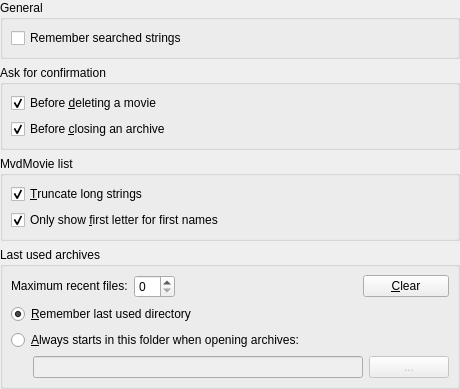
hippydream/movida, file trunk/movida/src/movida/ui/mainsettingspage.ui: the form before one commit.
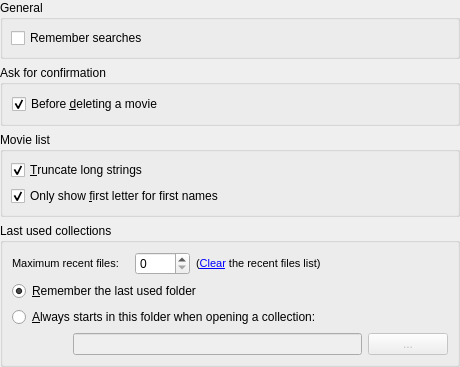
The form after the commit.

What changed in the file:
```diff
--- a/trunk/movida/src/movida/ui/mainsettingspage.ui
+++ b/trunk/movida/src/movida/ui/mainsettingspage.ui
@@ -6,7 +6,7 @@
     <x>0</x>
     <y>0</y>
     <width>460</width>
-    <height>348</height>
+    <height>343</height>
    </rect>
   </property>
   <property name="windowTitle" >
@@ -19,19 +19,6 @@
    <property name="spacing" >
     <number>6</number>
    </property>
-   <item row="4" column="0" >
-    <spacer>
-     <property name="orientation" >
-      <enum>Qt::Vertical</enum>
-     </property>
-     <property name="sizeHint" >
-      <size>
-       <width>442</width>
-       <height>16</height>
-      </size>
-     </property>
-    </spacer>
-   </item>
    <item row="0" column="0" >
     <widget class="QGroupBox" name="mGB_General" >
      <property name="title" >
@@ -47,7 +34,32 @@
       <item row="0" column="0" >
        <widget class="QCheckBox" name="mCB_SearchHistory" >
         <property name="text" >
-         <string>Remember searched strings</string>
+         <string>Remember searches</string>
+        </property>
+       </widget>
+      </item>
+     </layout>
+    </widget>
+   </item>
+   <item row="1" column="0" >
+    <widget class="QGroupBox" name="mGB_Confirm" >
+     <property name="title" >
+      <string>Ask for confirmation</string>
+     </property>
+     <layout class="QGridLayout" >
+      <property name="margin" >
+       <number>9</number>
+      </property>
+      <property name="spacing" >
+       <number>6</number>
+      </property>
+      <item row="0" column="0" >
+       <widget class="QCheckBox" name="mCHB_CDelMovie" >
+        <property name="text" >
+         <string>Before &amp;deleting a movie</string>
+        </property>
+        <property name="checked" >
+         <bool>true</bool>
         </property>
        </widget>
       </item>
@@ -57,7 +69,7 @@
    <item row="2" column="0" >
     <widget class="QGroupBox" name="mGB_MList" >
      <property name="title" >
-      <string>MvdMovie list</string>
+      <string>Movie list</string>
      </property>
      <layout class="QGridLayout" >
       <property name="margin" >
@@ -89,96 +101,91 @@
      </layout>
     </widget>
    </item>
-   <item row="1" column="0" >
-    <widget class="QGroupBox" name="mGB_Confirm" >
-     <property name="title" >
-      <string>Ask for confirmation</string>
-     </property>
-     <layout class="QGridLayout" >
-      <property name="margin" >
-       <number>8</number>
-      </property>
-      <property name="spacing" >
-       <number>6</number>
-      </property>
-      <item row="1" column="0" >
-       <widget class="QCheckBox" name="mCHB_CCloseArchive" >
-        <property name="text" >
-         <string>Before &amp;closing an archive</string>
-        </property>
-        <property name="checked" >
-         <bool>true</bool>
-        </property>
-       </widget>
-      </item>
-      <item row="0" column="0" >
-       <widget class="QCheckBox" name="mCHB_CDelMovie" >
-        <property name="text" >
-         <string>Before &amp;deleting a movie</string>
-        </property>
-        <property name="checked" >
-         <bool>true</bool>
-        </property>
-       </widget>
-      </item>
-     </layout>
-    </widget>
-   </item>
    <item row="3" column="0" >
     <widget class="QGroupBox" name="mGB_MRU" >
      <property name="title" >
-      <string>Last used archives</string>
+      <string>Last used collections</string>
      </property>
      <layout class="QGridLayout" >
       <property name="margin" >
-       <number>8</number>
+       <number>9</number>
       </property>
       <property name="spacing" >
        <number>6</number>
       </property>
-      <item row="3" column="0" >
-       <spacer>
-        <property name="orientation" >
-         <enum>Qt::Horizontal</enum>
-        </property>
-        <property name="sizeType" >
-         <enum>QSizePolicy::Fixed</enum>
-        </property>
-        <property name="sizeHint" >
-         <size>
-          <width>16</width>
-          <height>20</height>
-         </size>
-        </property>
-       </spacer>
-      </item>
-      <item row="0" column="3" >
-       <spacer>
-        <property name="orientation" >
-         <enum>Qt::Horizontal</enum>
-        </property>
-        <property name="sizeHint" >
-         <size>
-          <width>40</width>
-          <height>20</height>
-         </size>
-        </property>
-       </spacer>
-      </item>
       <item row="0" column="0" colspan="2" >
        <widget class="QLabel" name="mL_MRUMax" >
         <property name="text" >
-         <string>&lt;html>&lt;head>&lt;meta name="qrichtext" content="1" />&lt;/head>&lt;body style=" white-space: pre-wrap; font-family:Sans Serif; font-weight:400; font-style:normal; text-decoration:none;">&lt;p style=" margin-top:0px; margin-bottom:0px; margin-left:0px; margin-right:0px; -qt-block-indent:0; text-indent:0px;">&lt;span style=" font-family:MS Shell Dlg;">Maximum recent files:&lt;/span>&lt;/p>&lt;/body>&lt;/html></string>
+         <string>&lt;html>&lt;head>&lt;meta name="qrichtext" content="1" />&lt;style type="text/css">
+p, li { white-space: pre-wrap; }
+&lt;/style>&lt;/head>&lt;body style=" font-family:'MS Shell Dlg 2'; font-size:8.25pt; font-weight:400; font-style:normal; text-decoration:none;">
+&lt;p style=" margin-top:0px; margin-bottom:0px; margin-left:0px; margin-right:0px; -qt-block-indent:0; text-indent:0px; font-family:'Sans Serif';">&lt;span style=" font-family:'MS Shell Dlg';">Maximum recent files:&lt;/span>&lt;/p>&lt;/body>&lt;/html></string>
         </property>
        </widget>
       </item>
       <item row="0" column="2" >
-       <widget class="QSpinBox" name="mSB_MRUMax" />
+       <widget class="QSpinBox" name="maximumMRU" />
+      </item>
+      <item row="0" column="3" >
+       <widget class="QLabel" name="clearMRULabel" >
+        <property name="text" >
+         <string>&lt;html>&lt;head>&lt;meta name="qrichtext" content="1" />&lt;style type="text/css">
+p, li { white-space: pre-wrap; }
+&lt;/style>&lt;/head>&lt;body style=" font-family:'MS Shell Dlg 2'; font-size:8.25pt; font-weight:400; font-style:normal; text-decoration:none;">
+&lt;p style=" margin-top:0px; margin-bottom:0px; margin-left:0px; margin-right:0px; -qt-block-indent:0; text-indent:0px;">(&lt;a href="movida://clear/recentfiles">&lt;span style=" text-decoration: underline; color:#0000ff;">Clear&lt;/span>&lt;/a> the recent files list)&lt;/p>&lt;/body>&lt;/html></string>
+        </property>
+       </widget>
       </item>
       <item row="0" column="4" colspan="2" >
-       <widget class="QPushButton" name="mPB_MRUClear" >
+       <spacer>
+        <property name="orientation" >
+         <enum>Qt::Horizontal</enum>
+        </property>
+        <property name="sizeHint" >
+         <size>
+          <width>91</width>
+          <height>20</height>
+         </size>
+        </property>
+       </spacer>
+      </item>
+      <item row="1" column="0" colspan="4" >
+       <widget class="QRadioButton" name="mRB_RemLastDir" >
         <property name="text" >
-         <string>&amp;Clear</string>
+         <string>&amp;Remember the last used folder</string>
+        </property>
+        <property name="checked" >
+         <bool>true</bool>
+        </property>
+       </widget>
+      </item>
+      <item row="2" column="0" colspan="4" >
+       <widget class="QRadioButton" name="mRB_FixedLastDir" >
+        <property name="text" >
+         <string>&amp;Always starts in this folder when opening a collection:</string>
+        </property>
+       </widget>
+      </item>
+      <item row="3" column="0" >
+       <spacer>
+        <property name="orientation" >
+         <enum>Qt::Horizontal</enum>
+        </property>
+        <property name="sizeType" >
+         <enum>QSizePolicy::Fixed</enum>
+        </property>
+        <property name="sizeHint" >
+         <size>
+          <width>16</width>
+          <height>20</height>
+         </size>
+        </property>
+       </spacer>
+      </item>
+      <item row="3" column="1" colspan="4" >
+       <widget class="QLineEdit" name="mLE_LLastDir" >
+        <property name="enabled" >
+         <bool>false</bool>
         </property>
        </widget>
       </item>
@@ -192,33 +199,22 @@
         </property>
        </widget>
       </item>
-      <item row="3" column="1" colspan="4" >
-       <widget class="QLineEdit" name="mLE_LLastDir" >
-        <property name="enabled" >
-         <bool>false</bool>
-        </property>
-       </widget>
-      </item>
-      <item row="2" column="0" colspan="4" >
-       <widget class="QRadioButton" name="mRB_FixedLastDir" >
-        <property name="text" >
-         <string>&amp;Always starts in this folder when opening archives:</string>
-        </property>
-       </widget>
-      </item>
-      <item row="1" column="0" colspan="4" >
-       <widget class="QRadioButton" name="mRB_RemLastDir" >
-        <property name="text" >
-         <string>&amp;Remember last used directory</string>
-        </property>
-        <property name="checked" >
-         <bool>true</bool>
-        </property>
-       </widget>
-      </item>
      </layout>
     </widget>
    </item>
+   <item row="4" column="0" >
+    <spacer>
+     <property name="orientation" >
+      <enum>Qt::Vertical</enum>
+     </property>
+     <property name="sizeHint" >
+      <size>
+       <width>442</width>
+       <height>16</height>
+      </size>
+     </property>
+    </spacer>
+   </item>
   </layout>
  </widget>
  <tabstops>
```
Left out of the diff: 10 changed lines with no effect on the pictures.
